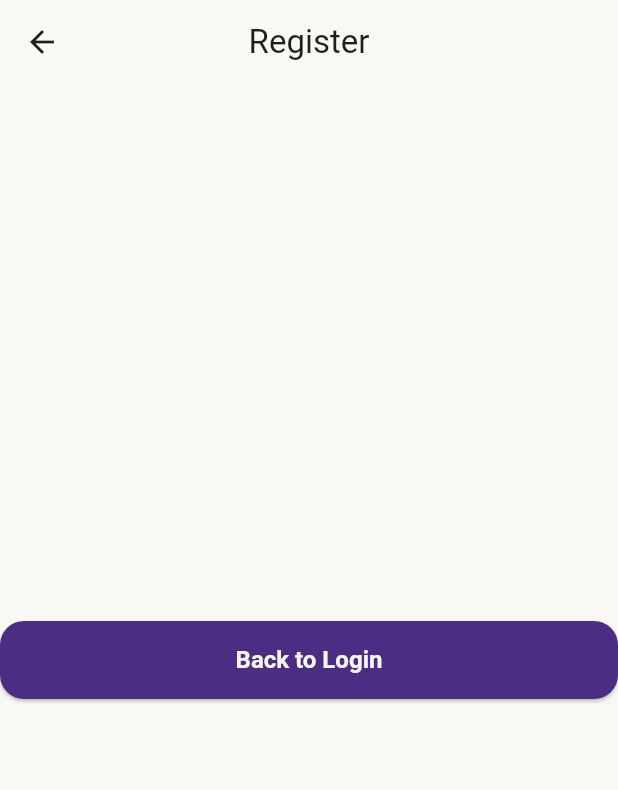
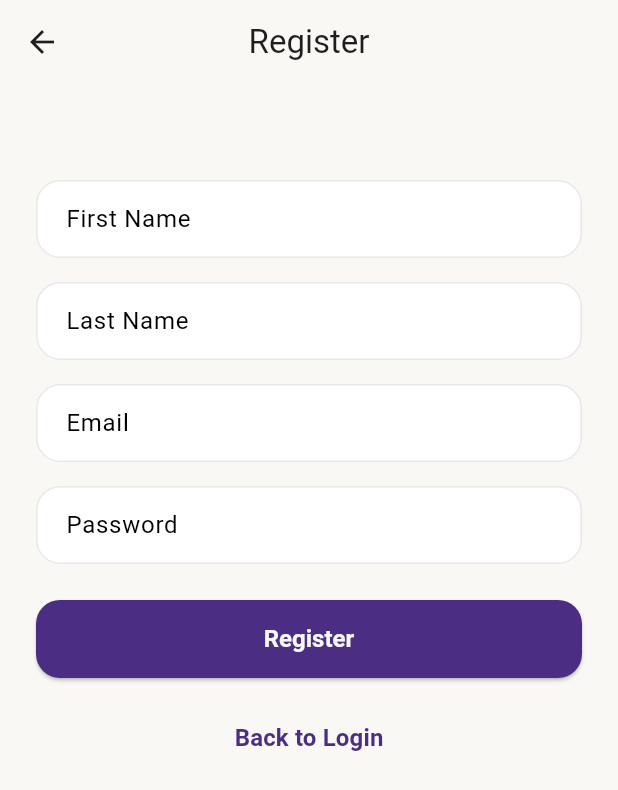
Before and after one commit to ziad7118m/aurelia, a Flutter app: the RegisterScreen screen opened by its route, on a phone screen of 412 x 824 dp. Shown: the top 790 px of the screen. Run offline on Flutter 3.47's test engine with Material 3 defaults, Android fonts, the phone set to English and light mode, and no system bars; our stand-ins replace dio, flutter_bloc, flutter_secure_storage, get_it, shared_preferences; accounts and stored records are empty.

Commit message:
feat: connect register screen with register cubit

```diff
--- a/lib/features/auth/presentation/screens/register_screen.dart
+++ b/lib/features/auth/presentation/screens/register_screen.dart
@@ -1,22 +1,124 @@
 import 'package:aurelia/core/localization/app_localization_extension.dart';
+import 'package:aurelia/features/auth/logic/cubit/register_cubit.dart';
+import 'package:aurelia/features/auth/logic/cubit/register_state.dart';
 import 'package:flutter/material.dart';
+import 'package:flutter_bloc/flutter_bloc.dart';
 
-class RegisterScreen extends StatelessWidget {
+import '../../../../core/routing/routes.dart';
+
+class RegisterScreen extends StatefulWidget {
   const RegisterScreen({super.key});
+
+  @override
+  State<RegisterScreen> createState() => _RegisterScreenState();
+}
+
+class _RegisterScreenState extends State<RegisterScreen> {
+  final firstNameController = TextEditingController();
+  final lastNameController = TextEditingController();
+  final emailController = TextEditingController();
+  final passwordController = TextEditingController();
+
+  @override
+  void dispose() {
+    firstNameController.dispose();
+    lastNameController.dispose();
+    emailController.dispose();
+    passwordController.dispose();
+    super.dispose();
+  }
 
   @override
   Widget build(BuildContext context) {
     return Scaffold(
-      appBar: AppBar(
-        title:  Text(context.translate('register')),
+      appBar: AppBar(title: Text(context.translate('register'))),
+      body: BlocConsumer<RegisterCubit, RegisterState>(
+        listener: (context, state) {
+          if (state is RegisterSuccess) {
+            ScaffoldMessenger.of(context).showSnackBar(
+              const SnackBar(
+                content: Text('Account created successfully. Please login.'),
               ),
-      body: Center(
-        child: ElevatedButton(
+            );
+
+            Navigator.pushReplacementNamed(context, Routes.login);
+          } else if (state is RegisterFailure) {
+            ScaffoldMessenger.of(
+              context,
+            ).showSnackBar(SnackBar(content: Text(state.message)));
+          }
+        },
+        builder: (context, state) {
+          return Padding(
+            padding: EdgeInsetsGeometry.all(24),
+            child: SingleChildScrollView(child: Column(children: [
+              const SizedBox(height: 40),
+
+              TextFormField(
+                controller: firstNameController,
+                decoration: const InputDecoration(
+                  hintText: 'First Name',
+                ),
+              ),
+
+              const SizedBox(height: 16),
+
+              TextFormField(
+                controller: lastNameController,
+                decoration: const InputDecoration(
+                  hintText: 'Last Name',
+                ),
+              ),
+
+              const SizedBox(height: 16),
+
+              TextFormField(
+                controller: emailController,
+                keyboardType: TextInputType.emailAddress,
+                decoration: const InputDecoration(
+                  hintText: 'Email',
+                ),
+              ),
+
+              const SizedBox(height: 16),
+
+              TextFormField(
+                controller: passwordController,
+                obscureText: true,
+                decoration: const InputDecoration(
+                  hintText: 'Password',
+                ),
+              ),
+
+              const SizedBox(height: 24),
+
+              ElevatedButton(
+                onPressed: state is RegisterLoading
+                    ? null
+                    : () {
+                  context.read<RegisterCubit>().register(
+                    firstName: firstNameController.text.trim(),
+                    lastName: lastNameController.text.trim(),
+                    email: emailController.text.trim(),
+                    password: passwordController.text.trim(),
+                  );
+                },
+                child: state is RegisterLoading
+                    ? const CircularProgressIndicator()
+                    : Text(context.translate('register')),
+              ),
+
+              const SizedBox(height: 16),
+
+              TextButton(
                 onPressed: () {
                   Navigator.pop(context);
                 },
                 child: Text(context.translate('backToLogin')),
               ),
+            ])),
+          );
+        },
       ),
     );
   }
```
Lines whose indentation alone changed are shown as unchanged.
